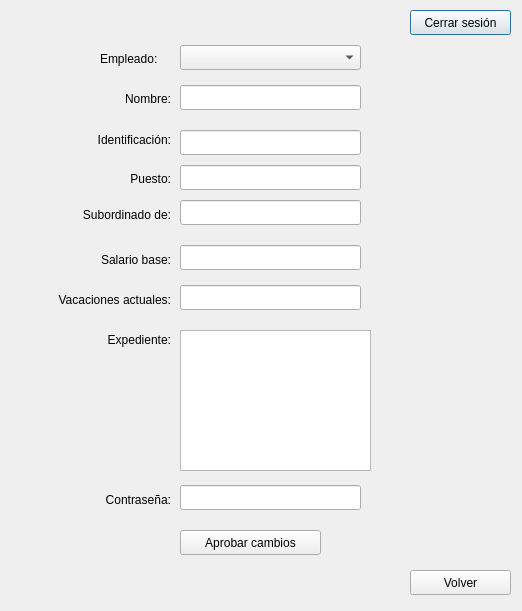
Before: the Qt Designer form Interfaz/modify_user.ui in Los-Pollitos/PI-Redes-Sistemas-Operativos, drawn with Qt 5.
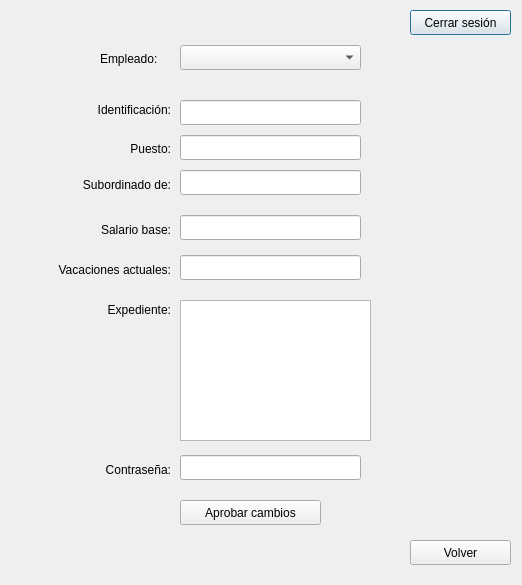
After: the same form once the commit is applied.

Commit message: cambio en modificar usuario, nombre no se va a poder cambiar

```diff
--- a/Interfaz/modify_user.ui
+++ b/Interfaz/modify_user.ui
@@ -7,7 +7,7 @@
     <x>0</x>
     <y>0</y>
     <width>522</width>
-    <height>611</height>
+    <height>585</height>
    </rect>
   </property>
   <property name="windowTitle">
@@ -30,7 +30,7 @@
    <property name="geometry">
     <rect>
      <x>410</x>
-     <y>570</y>
+     <y>540</y>
      <width>101</width>
      <height>25</height>
     </rect>
@@ -62,37 +62,11 @@
     </rect>
    </property>
   </widget>
-  <widget class="QLabel" name="label">
-   <property name="geometry">
-    <rect>
-     <x>100</x>
-     <y>90</y>
-     <width>71</width>
-     <height>17</height>
-    </rect>
-   </property>
-   <property name="text">
-    <string>Nombre:</string>
-   </property>
-   <property name="alignment">
-    <set>Qt::AlignRight|Qt::AlignTrailing|Qt::AlignVCenter</set>
-   </property>
-  </widget>
-  <widget class="QLineEdit" name="employee_name">
-   <property name="geometry">
-    <rect>
-     <x>180</x>
-     <y>85</y>
-     <width>181</width>
-     <height>25</height>
-    </rect>
-   </property>
-  </widget>
   <widget class="QLineEdit" name="employee_salary">
    <property name="geometry">
     <rect>
      <x>180</x>
-     <y>245</y>
+     <y>215</y>
      <width>181</width>
      <height>25</height>
     </rect>
@@ -102,7 +76,7 @@
    <property name="geometry">
     <rect>
      <x>50</x>
-     <y>250</y>
+     <y>220</y>
      <width>121</width>
      <height>20</height>
     </rect>
@@ -118,7 +92,7 @@
    <property name="geometry">
     <rect>
      <x>180</x>
-     <y>165</y>
+     <y>135</y>
      <width>181</width>
      <height>25</height>
     </rect>
@@ -128,7 +102,7 @@
    <property name="geometry">
     <rect>
      <x>100</x>
-     <y>170</y>
+     <y>140</y>
      <width>71</width>
      <height>17</height>
     </rect>
@@ -144,7 +118,7 @@
    <property name="geometry">
     <rect>
      <x>40</x>
-     <y>130</y>
+     <y>100</y>
      <width>131</width>
      <height>20</height>
     </rect>
@@ -160,7 +134,7 @@
    <property name="geometry">
     <rect>
      <x>180</x>
-     <y>285</y>
+     <y>255</y>
      <width>181</width>
      <height>25</height>
     </rect>
@@ -173,7 +147,7 @@
    <property name="geometry">
     <rect>
      <x>30</x>
-     <y>290</y>
+     <y>260</y>
      <width>141</width>
      <height>20</height>
     </rect>
@@ -189,7 +163,7 @@
    <property name="geometry">
     <rect>
      <x>50</x>
-     <y>205</y>
+     <y>175</y>
      <width>121</width>
      <height>20</height>
     </rect>
@@ -205,7 +179,7 @@
    <property name="geometry">
     <rect>
      <x>180</x>
-     <y>200</y>
+     <y>170</y>
      <width>181</width>
      <height>25</height>
     </rect>
@@ -215,7 +189,7 @@
    <property name="geometry">
     <rect>
      <x>180</x>
-     <y>485</y>
+     <y>455</y>
      <width>181</width>
      <height>25</height>
     </rect>
@@ -231,7 +205,7 @@
    <property name="geometry">
     <rect>
      <x>50</x>
-     <y>490</y>
+     <y>460</y>
      <width>121</width>
      <height>20</height>
     </rect>
@@ -247,7 +221,7 @@
    <property name="geometry">
     <rect>
      <x>180</x>
-     <y>530</y>
+     <y>500</y>
      <width>141</width>
      <height>25</height>
     </rect>
@@ -260,7 +234,7 @@
    <property name="geometry">
     <rect>
      <x>180</x>
-     <y>130</y>
+     <y>100</y>
      <width>181</width>
      <height>25</height>
     </rect>
@@ -270,7 +244,7 @@
    <property name="geometry">
     <rect>
      <x>30</x>
-     <y>330</y>
+     <y>300</y>
      <width>141</width>
      <height>20</height>
     </rect>
@@ -286,7 +260,7 @@
    <property name="geometry">
     <rect>
      <x>180</x>
-     <y>330</y>
+     <y>300</y>
      <width>191</width>
      <height>141</height>
     </rect>
```
The commit also changes 2 other files.
